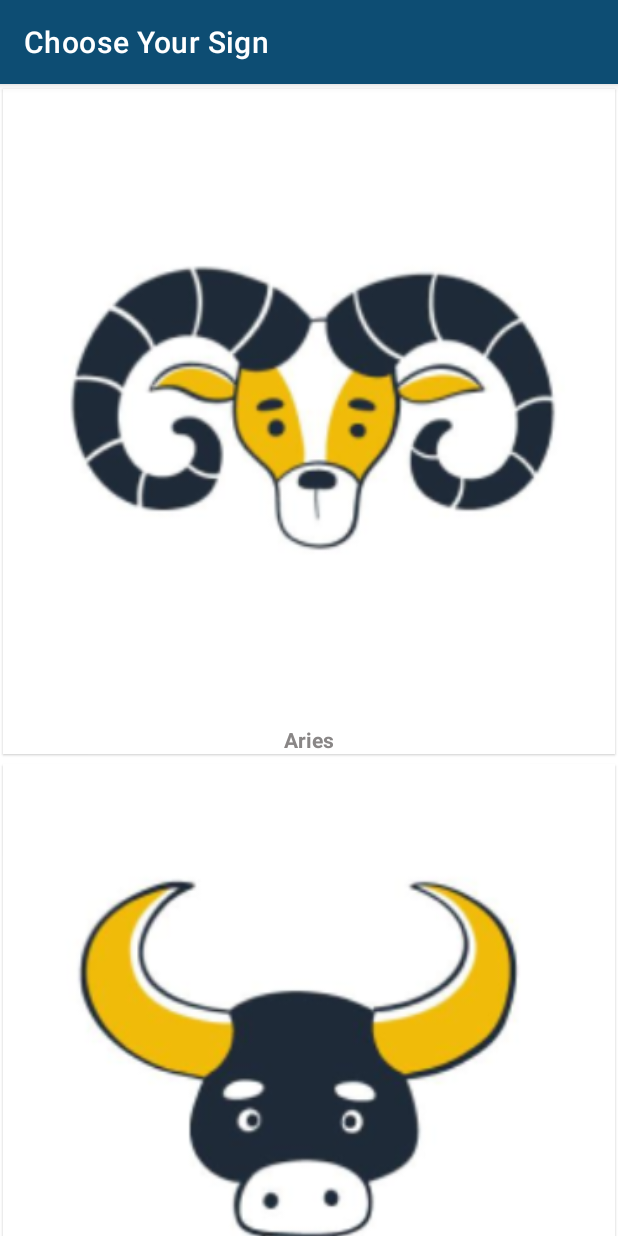
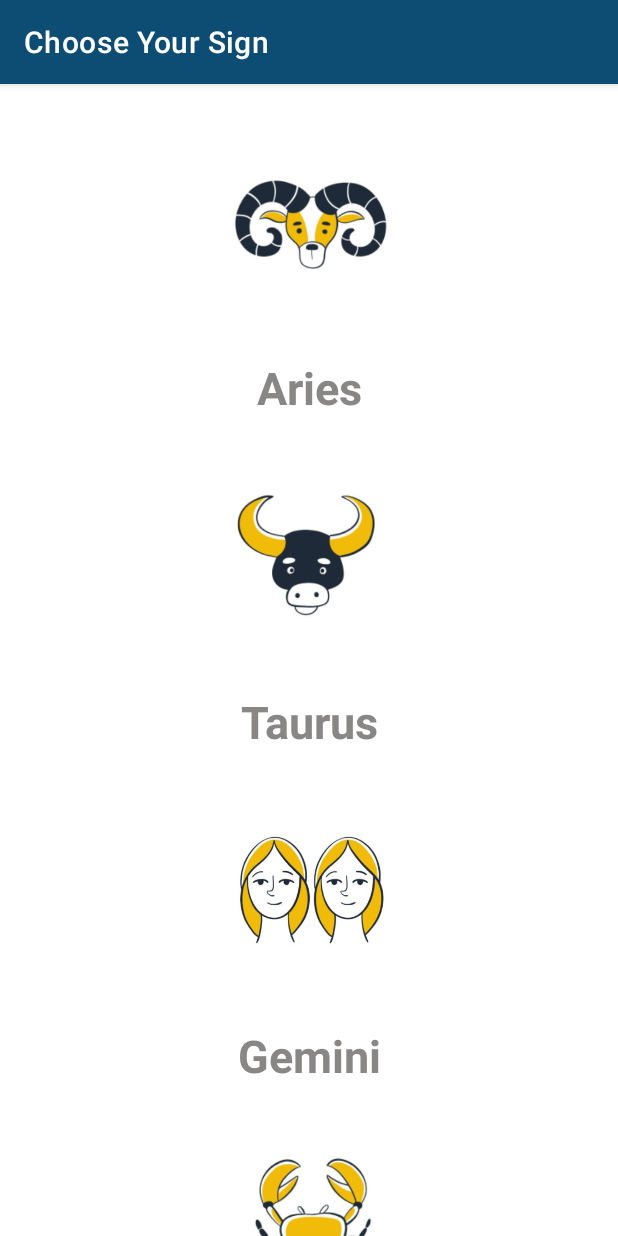
Before and after one commit to sanlb3/AstrologyApplication, an Android app: the MainActivity screen opened directly, with no data from a screen before it, on a phone screen of 412 x 824 dp. Run offline under Robolectric (Android 15) with nearby library versions, the phone set to English and light mode, and no system bars.

Commit message:
Fixed List View

```diff
--- a/app/src/main/java/com/example/astrologyapplication/MainActivity.kt
+++ b/app/src/main/java/com/example/astrologyapplication/MainActivity.kt
@@ -56,10 +56,10 @@ class MainActivity : AppCompatActivity() {
         newRecyclerView.setHasFixedSize(true)
 
         newArrayList = arrayListOf<Horoscope>()
-        getUserDate()
+        getUserData()
     }
 
-    private fun getUserDate()
+    private fun getUserData()
     {
         for (i in imageId.indices){
 
--- a/app/src/main/res/layout/activity_main.xml
+++ b/app/src/main/res/layout/activity_main.xml
@@ -1,5 +1,5 @@
 <?xml version="1.0" encoding="utf-8"?>
-<androidx.coordinatorlayout.widget.CoordinatorLayout
+<androidx.constraintlayout.widget.ConstraintLayout
     xmlns:android="http://schemas.android.com/apk/res/android"
     xmlns:app="http://schemas.android.com/apk/res-auto"
     xmlns:tools="http://schemas.android.com/tools"
@@ -20,4 +20,4 @@
         tools:itemCount="6"
         tools:listitem="@layout/list_item_sign" />
 
-</androidx.coordinatorlayout.widget.CoordinatorLayout>
+</androidx.constraintlayout.widget.ConstraintLayout>
--- a/app/src/main/res/layout/list_item_sign.xml
+++ b/app/src/main/res/layout/list_item_sign.xml
@@ -1,5 +1,5 @@
 <?xml version="1.0" encoding="utf-8"?>
-<com.google.android.material.card.MaterialCardView
+<androidx.constraintlayout.widget.ConstraintLayout
     xmlns:android="http://schemas.android.com/apk/res/android"
     xmlns:app="http://schemas.android.com/apk/res-auto"
     xmlns:tools="http://schemas.android.com/tools"
@@ -8,19 +8,16 @@
     app:cardCornerRadius="0dp"
     app:cardUseCompatPadding="true">
 
-    <androidx.constraintlayout.widget.ConstraintLayout
-        android:layout_width="match_parent"
-        android:layout_height="wrap_content">
-
         <ImageView
             android:id="@+id/sign_img"
-            android:layout_width="0dp"
-            android:layout_height="0dp"
+            android:layout_width="150dp"
+            android:layout_height="150dp"
+            android:layout_marginTop="16dp"
             android:padding="16dp"
-            android:scaleType="fitCenter"
+            app:layout_constraintBottom_toTopOf="@id/sign_name"
             app:layout_constraintDimensionRatio="2:2"
-            app:layout_constraintLeft_toLeftOf="parent"
-            app:layout_constraintRight_toRightOf="parent"
+            app:layout_constraintEnd_toEndOf="parent"
+            app:layout_constraintStart_toStartOf="parent"
             app:layout_constraintTop_toTopOf="parent"
             tools:ignore="ContentDescription"
             tools:src="@drawable/leo" />
@@ -33,12 +30,10 @@
             android:gravity="center"
             android:textColor="#898686"
             android:textStyle="bold"
+            android:textSize="30dp"
             app:layout_constraintEnd_toEndOf="parent"
             app:layout_constraintStart_toStartOf="parent"
             app:layout_constraintTop_toBottomOf="@id/sign_img"
             tools:text="sign_name" />
 
-
-    </androidx.constraintlayout.widget.ConstraintLayout>
-
-</com.google.android.material.card.MaterialCardView>
+</androidx.constraintlayout.widget.ConstraintLayout>
```
Also changed, not shown: app/src/main/res/drawable/capricorn.png, app/src/main/res/drawable/gemini.png, app/src/main/res/drawable/sagittarius.png.
